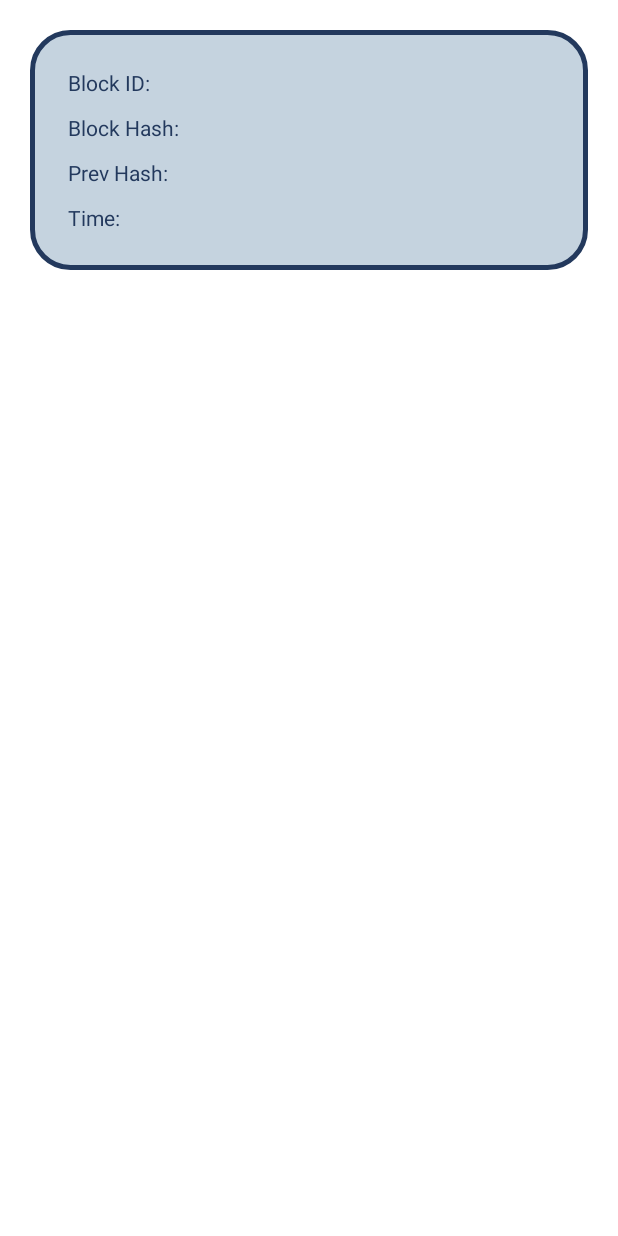
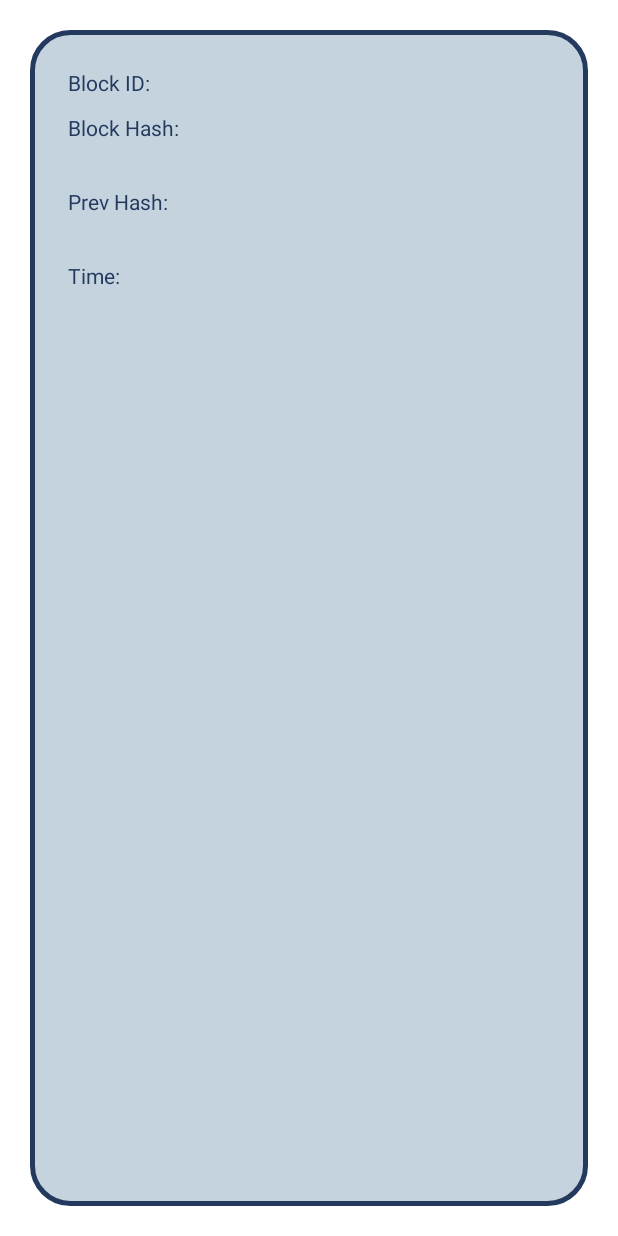
Before and after one commit to VINCI0/BlockChainSimpleDemoApp, an Android app: the layout block_layout.xml on its own in the app's theme, with its tools: preview values and no code run, on a phone screen of 412 x 824 dp. Run offline under Robolectric (Android 15) with nearby library versions, the phone set to English and light mode, and no system bars.

Commit message:
Fix Small Bug in block Display

```diff
--- a/app/src/main/java/com/example/blockchainDemo/RecyclerViewAdapter.java
+++ b/app/src/main/java/com/example/blockchainDemo/RecyclerViewAdapter.java
@@ -110,15 +110,15 @@ public class RecyclerViewAdapter extends RecyclerView.Adapter<RecyclerView.ViewH
             Block block = chain.getLedger().get(position);
             blockId.setText("Block Id:"+Integer.toString(block.getBlockId()));
 //            blockHash.setText("Block Hash:"+block.getHash().toString());
-            blockHash.setText("Block Hash: "+block.getBlockHashString());
+            blockHash.setText(block.getBlockHashString());
 
             if (block.getPrevHash()!=null) {
 //                prevHash.setText("Prev Hash:" + block.getPrevHash().toString());
-                prevHash.setText("Prev Hash: " + block.getPrevHashInString());
+                prevHash.setText(block.getPrevHashInString());
             }
 
             else {
-                prevHash.setText("Prev Hash: Null");
+                prevHash.setText("Null");
             }
 
             timestamp.setText("Time:"+block.getTimestamp());
--- a/app/src/main/res/layout/activity_main.xml
+++ b/app/src/main/res/layout/activity_main.xml
@@ -68,7 +68,6 @@
         android:id="@+id/blockRecycler"
         android:layout_width="match_parent"
         android:layout_height="wrap_content"
-        app:layout_constrainedHeight="true"
         app:layout_constraintEnd_toEndOf="parent"
         app:layout_constraintTop_toBottomOf="@id/addBlock"
         android:orientation="horizontal"
--- a/app/src/main/res/layout/block_layout.xml
+++ b/app/src/main/res/layout/block_layout.xml
@@ -3,7 +3,7 @@
     xmlns:app="http://schemas.android.com/apk/res-auto"
     xmlns:tools="http://schemas.android.com/tools"
     android:layout_width="match_parent"
-    android:layout_height="wrap_content"
+    android:layout_height="match_parent"
     android:layout_margin="20dp"
     android:background="@drawable/block_bg_rounded"
     android:padding="20dp"
@@ -23,7 +23,7 @@
 
     <TextView
         app:layout_constraintStart_toStartOf="parent"
-        android:id="@+id/block_hash"
+        android:id="@+id/block_hash_tv"
         android:layout_width="match_parent"
         android:layout_height="wrap_content"
         android:text="@string/block_hash"
@@ -34,17 +34,40 @@
         />
 
     <TextView
-        android:id="@+id/block_prev_hash"
+        app:layout_constraintStart_toStartOf="parent"
+        android:id="@+id/block_hash"
+        android:layout_width="match_parent"
+        android:layout_height="wrap_content"
+        android:textColor="@color/colorPrimary"
+        android:scrollHorizontally="false"
+        android:paddingStart="5dp"
+
+        app:layout_constraintTop_toBottomOf="@+id/block_hash_tv"
+        />
+
+
+    <TextView
+        android:id="@+id/block_prev"
         android:layout_width="match_parent"
         android:layout_height="wrap_content"
         android:text="@string/previous_hash"
+        android:padding="5dp"
         app:layout_constraintStart_toStartOf="parent"
         android:textColor="@color/colorPrimary"
         app:layout_constraintTop_toBottomOf="@+id/block_hash"
-        android:padding="5dp"
-
 
         />
+    <TextView
+        android:id="@+id/block_prev_hash"
+        android:layout_width="match_parent"
+        android:scrollHorizontally="false"
+        android:layout_height="wrap_content"
+        app:layout_constraintStart_toStartOf="parent"
+        android:textColor="@color/colorPrimary"
+        android:paddingStart="5dp"
+        app:layout_constraintTop_toBottomOf="@+id/block_prev"
+        />
+
 
     <TextView
         android:id="@+id/block_timestamp"
```
